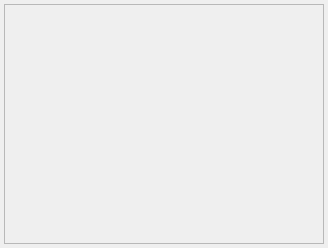
Before: the Qt Designer form src/gui/ui/PreviewWidget.ui in VLMC/vlmc, drawn with Qt 5.
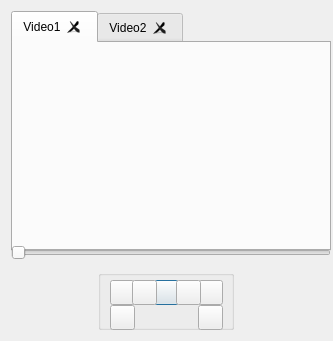
After: the same form once the commit is applied.

Commit message: Modification of the preview widget. Add of a slide bar and some buttons

Patch:
```diff
--- a/src/gui/ui/PreviewWidget.ui
+++ b/src/gui/ui/PreviewWidget.ui
@@ -9,10 +9,22 @@
    <rect>
     <x>0</x>
     <y>0</y>
-    <width>328</width>
-    <height>248</height>
+    <width>333</width>
+    <height>341</height>
    </rect>
   </property>
+  <property name="sizePolicy">
+   <sizepolicy hsizetype="Ignored" vsizetype="Ignored">
+    <horstretch>0</horstretch>
+    <verstretch>0</verstretch>
+   </sizepolicy>
+  </property>
+  <property name="minimumSize">
+   <size>
+    <width>328</width>
+    <height>340</height>
+   </size>
+  </property>
   <property name="windowTitle">
    <string>Dialog</string>
   </property>
@@ -20,16 +32,10 @@
    <bool>false</bool>
   </property>
   <layout class="QGridLayout" name="gridLayout">
-   <property name="margin">
-    <number>0</number>
-   </property>
-   <property name="spacing">
-    <number>0</number>
-   </property>
    <item row="0" column="0">
-    <widget class="QFrame" name="frame">
+    <widget class="QTabWidget" name="tabWidget">
      <property name="sizePolicy">
-      <sizepolicy hsizetype="Fixed" vsizetype="Fixed">
+      <sizepolicy hsizetype="Preferred" vsizetype="Preferred">
        <horstretch>0</horstretch>
        <verstretch>0</verstretch>
       </sizepolicy>
@@ -40,14 +46,216 @@
        <height>240</height>
       </size>
      </property>
-     <property name="frameShape">
-      <enum>QFrame::StyledPanel</enum>
+     <property name="tabPosition">
+      <enum>QTabWidget::North</enum>
      </property>
-     <property name="frameShadow">
-      <enum>QFrame::Raised</enum>
+     <property name="currentIndex">
+      <number>0</number>
      </property>
+     <property name="documentMode">
+      <bool>false</bool>
+     </property>
+     <property name="tabsClosable">
+      <bool>true</bool>
+     </property>
+     <property name="movable">
+      <bool>true</bool>
+     </property>
+     <widget class="QWidget" name="Video1">
+      <attribute name="title">
+       <string>Video1</string>
+      </attribute>
+     </widget>
+     <widget class="QWidget" name="Video2">
+      <attribute name="title">
+       <string>Video2</string>
+      </attribute>
+     </widget>
     </widget>
    </item>
+   <item row="1" column="0">
+    <widget class="QSlider" name="horizontalSlider">
+     <property name="sizePolicy">
+      <sizepolicy hsizetype="Preferred" vsizetype="Preferred">
+       <horstretch>0</horstretch>
+       <verstretch>0</verstretch>
+      </sizepolicy>
+     </property>
+     <property name="minimumSize">
+      <size>
+       <width>320</width>
+       <height>23</height>
+      </size>
+     </property>
+     <property name="orientation">
+      <enum>Qt::Horizontal</enum>
+     </property>
+    </widget>
+   </item>
+   <item row="2" column="0">
+    <layout class="QHBoxLayout" name="horizontalLayout">
+     <item>
+      <widget class="QGroupBox" name="groupBox">
+       <property name="sizePolicy">
+        <sizepolicy hsizetype="Fixed" vsizetype="Fixed">
+         <horstretch>0</horstretch>
+         <verstretch>0</verstretch>
+        </sizepolicy>
+       </property>
+       <property name="minimumSize">
+        <size>
+         <width>136</width>
+         <height>60</height>
+        </size>
+       </property>
+       <property name="title">
+        <string/>
+       </property>
+       <widget class="QPushButton" name="pushButton">
+        <property name="geometry">
+         <rect>
+          <x>56</x>
+          <y>10</y>
+          <width>25</width>
+          <height>25</height>
+         </rect>
+        </property>
+        <property name="sizePolicy">
+         <sizepolicy hsizetype="Fixed" vsizetype="Fixed">
+          <horstretch>0</horstretch>
+          <verstretch>0</verstretch>
+         </sizepolicy>
+        </property>
+        <property name="text">
+         <string/>
+        </property>
+       </widget>
+       <widget class="QPushButton" name="pushButton_2">
+        <property name="geometry">
+         <rect>
+          <x>12</x>
+          <y>10</y>
+          <width>25</width>
+          <height>25</height>
+         </rect>
+        </property>
+        <property name="sizePolicy">
+         <sizepolicy hsizetype="Fixed" vsizetype="Fixed">
+          <horstretch>0</horstretch>
+          <verstretch>0</verstretch>
+         </sizepolicy>
+        </property>
+        <property name="text">
+         <string/>
+        </property>
+       </widget>
+       <widget class="QPushButton" name="pushButton_3">
+        <property name="geometry">
+         <rect>
+          <x>34</x>
+          <y>10</y>
+          <width>25</width>
+          <height>25</height>
+         </rect>
+        </property>
+        <property name="sizePolicy">
+         <sizepolicy hsizetype="Fixed" vsizetype="Fixed">
+          <horstretch>0</horstretch>
+          <verstretch>0</verstretch>
+         </sizepolicy>
+        </property>
+        <property name="text">
+         <string/>
+        </property>
+       </widget>
+       <widget class="QPushButton" name="pushButton_4">
+        <property name="geometry">
+         <rect>
+          <x>100</x>
+          <y>10</y>
+          <width>25</width>
+          <height>25</height>
+         </rect>
+        </property>
+        <property name="sizePolicy">
+         <sizepolicy hsizetype="Fixed" vsizetype="Fixed">
+          <horstretch>0</horstretch>
+          <verstretch>0</verstretch>
+         </sizepolicy>
+        </property>
+        <property name="text">
+         <string/>
+        </property>
+       </widget>
+       <widget class="QPushButton" name="pushButton_5">
+        <property name="geometry">
+         <rect>
+          <x>78</x>
+          <y>10</y>
+          <width>25</width>
+          <height>25</height>
+         </rect>
+        </property>
+        <property name="sizePolicy">
+         <sizepolicy hsizetype="Fixed" vsizetype="Fixed">
+          <horstretch>0</horstretch>
+          <verstretch>0</verstretch>
+         </sizepolicy>
+        </property>
+        <property name="text">
+         <string/>
+        </property>
+       </widget>
+       <widget class="QPushButton" name="pushButton_11">
+        <property name="geometry">
+         <rect>
+          <x>12</x>
+          <y>35</y>
+          <width>25</width>
+          <height>25</height>
+         </rect>
+        </property>
+        <property name="sizePolicy">
+         <sizepolicy hsizetype="Fixed" vsizetype="Fixed">
+          <horstretch>0</horstretch>
+          <verstretch>0</verstretch>
+         </sizepolicy>
+        </property>
+        <property name="text">
+         <string/>
+        </property>
+       </widget>
+       <widget class="QPushButton" name="pushButton_12">
+        <property name="geometry">
+         <rect>
+          <x>100</x>
+          <y>35</y>
+          <width>25</width>
+          <height>25</height>
+         </rect>
+        </property>
+        <property name="sizePolicy">
+         <sizepolicy hsizetype="Fixed" vsizetype="Fixed">
+          <horstretch>0</horstretch>
+          <verstretch>0</verstretch>
+         </sizepolicy>
+        </property>
+        <property name="text">
+         <string/>
+        </property>
+       </widget>
+       <zorder>pushButton</zorder>
+       <zorder>pushButton_2</zorder>
+       <zorder>pushButton_3</zorder>
+       <zorder>pushButton_4</zorder>
+       <zorder>pushButton_5</zorder>
+       <zorder>pushButton_11</zorder>
+       <zorder>pushButton_12</zorder>
+       <zorder>horizontalSlider</zorder>
+      </widget>
+     </item>
+    </layout>
+   </item>
   </layout>
  </widget>
  <resources/>
```
